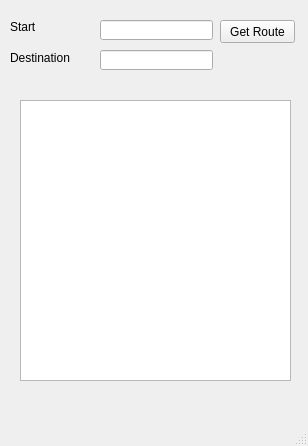
Giruvagen/EveRoutesTest, file ERUI.ui: the form before one commit.
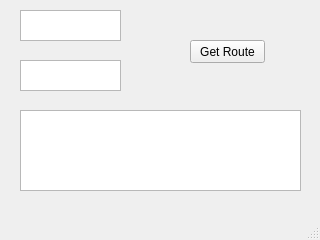
The form after the commit.

Commit message: gui and broken functions

What changed in the file:
```diff
--- a/ERUI.ui
+++ b/ERUI.ui
@@ -6,49 +6,49 @@
    <rect>
     <x>0</x>
     <y>0</y>
-    <width>308</width>
-    <height>446</height>
+    <width>320</width>
+    <height>240</height>
    </rect>
   </property>
   <property name="windowTitle">
    <string>MainWindow</string>
   </property>
   <widget class="QWidget" name="centralwidget">
-   <widget class="QTextBrowser" name="textBrowser">
+   <widget class="QTextEdit" name="ori_box">
     <property name="geometry">
      <rect>
       <x>20</x>
-      <y>100</y>
-      <width>271</width>
-      <height>281</height>
+      <y>10</y>
+      <width>101</width>
+      <height>31</height>
      </rect>
     </property>
    </widget>
-   <widget class="QLineEdit" name="lineEdit">
+   <widget class="QTextEdit" name="dest_box">
     <property name="geometry">
      <rect>
-      <x>100</x>
-      <y>20</y>
-      <width>113</width>
-      <height>20</height>
+      <x>20</x>
+      <y>60</y>
+      <width>101</width>
+      <height>31</height>
      </rect>
     </property>
    </widget>
-   <widget class="QLineEdit" name="lineEdit_2">
+   <widget class="QTextEdit" name="results">
     <property name="geometry">
      <rect>
-      <x>100</x>
-      <y>50</y>
-      <width>113</width>
-      <height>20</height>
+      <x>20</x>
+      <y>110</y>
+      <width>281</width>
+      <height>81</height>
      </rect>
     </property>
    </widget>
    <widget class="QPushButton" name="get_route">
     <property name="geometry">
      <rect>
-      <x>220</x>
-      <y>20</y>
+      <x>190</x>
+      <y>40</y>
       <width>75</width>
       <height>23</height>
      </rect>
@@ -57,32 +57,16 @@
      <string>Get Route</string>
     </property>
    </widget>
-   <widget class="QLabel" name="label">
-    <property name="geometry">
-     <rect>
-      <x>10</x>
-      <y>20</y>
-      <width>47</width>
-      <height>13</height>
-     </rect>
-    </property>
-    <property name="text">
-     <string>Start</string>
-    </property>
-   </widget>
-   <widget class="QLabel" name="label_2">
-    <property name="geometry">
-     <rect>
-      <x>10</x>
-      <y>50</y>
-      <width>61</width>
-      <height>16</height>
-     </rect>
-    </property>
-    <property name="text">
-     <string>Destination</string>
-    </property>
-   </widget>
+  </widget>
+  <widget class="QMenuBar" name="menubar">
+   <property name="geometry">
+    <rect>
+     <x>0</x>
+     <y>0</y>
+     <width>320</width>
+     <height>21</height>
+    </rect>
+   </property>
   </widget>
   <widget class="QStatusBar" name="statusbar"/>
  </widget>
```
The commit also changes 1 other file.
